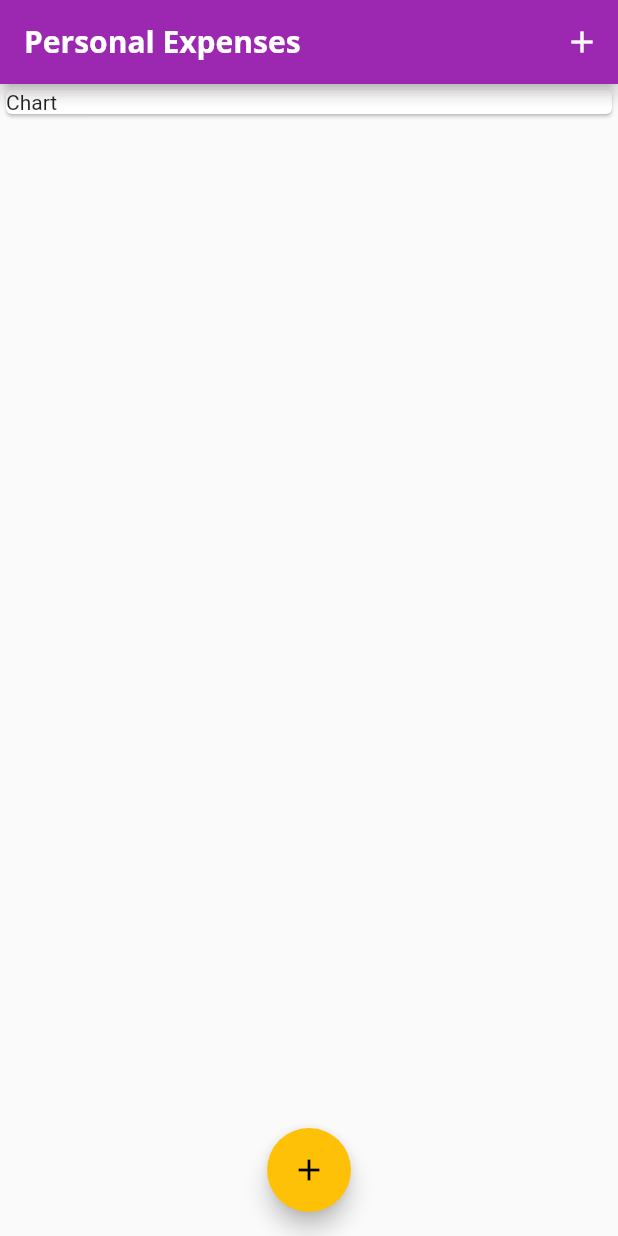
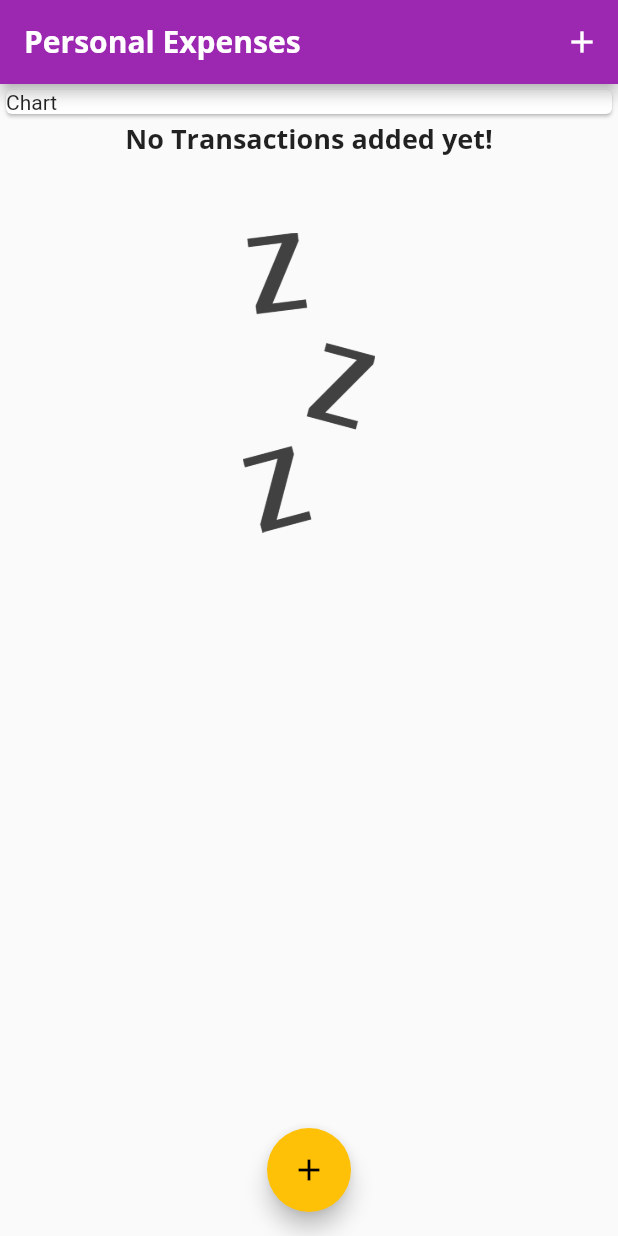
Before and after one commit to dakshina13/personal_expenses, a Flutter app: the screen it shows after launch, on a phone screen of 412 x 824 dp. Run offline on Flutter 3.47's test engine with Material 2 defaults, Android fonts, the phone set to English and light mode, and no system bars.

```diff
--- a/lib/widgets/transaction_list.dart
+++ b/lib/widgets/transaction_list.dart
@@ -1,3 +1,4 @@
+import 'package:flutter/cupertino.dart';
 import 'package:flutter/material.dart';
 import 'package:intl/intl.dart';
 import '../models/transaction.dart';
@@ -11,7 +12,25 @@ class TransactionList extends StatelessWidget {
   Widget build(BuildContext context) {
     return Container(
       height: 300,
-      child: ListView.builder(
+      child: transactions.isEmpty
+          ? Column(
+              children: <Widget>[
+                Text(
+                  "No Transactions added yet!",
+                  style: Theme.of(context).textTheme.headline6,
+                ),
+                SizedBox(
+                  height: 50,
+                ),
+                Container(
+                    height: 200,
+                    child: Image.asset(
+                      'assets/images/waiting.png',
+                      fit: BoxFit.cover,
+                    )),
+              ],
+            )
+          : ListView.builder(
               itemBuilder: (context, index) {
                 return Card(
                   child: Row(
@@ -24,7 +43,7 @@ class TransactionList extends StatelessWidget {
                         padding: EdgeInsets.all(10),
                         decoration: BoxDecoration(
                           border: Border.all(
-                      color:  Theme.of(context).primaryColor,
+                            color: Theme.of(context).primaryColor,
                             width: 2,
                           ),
                         ),
--- a/pubspec.yaml
+++ b/pubspec.yaml
@@ -86,3 +86,5 @@ flutter:
         - asset: assets/fonts/Quicksand-Regular.ttf
         - asset: assets/fonts/Quicksand-Bold.ttf
           weight: 700
+  assets:
+    - assets/images/waiting.png
```
Lines whose indentation alone changed are shown as unchanged.
